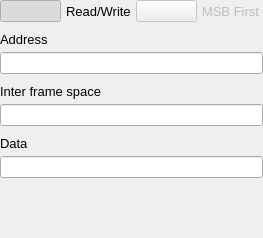
Before: the Qt Designer form ui/patterns/i2cpatternui.ui in analogdevicesinc/scopy, drawn with Qt 5.
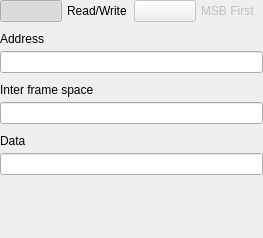
After: the same form once the commit is applied. Custom widgets are drawn as their Qt base class.

Patch:
```diff
--- a/ui/patterns/i2cpatternui.ui
+++ b/ui/patterns/i2cpatternui.ui
@@ -67,9 +67,6 @@
      </item>
      <item>
       <widget class="QLabel" name="label_4">
-       <property name="styleSheet">
-        <string notr="true">font-size: 13px;</string>
-       </property>
        <property name="text">
         <string>Read/Write</string>
        </property>
@@ -93,9 +90,6 @@
        <property name="enabled">
         <bool>false</bool>
        </property>
-       <property name="styleSheet">
-        <string notr="true">font-size: 13px;</string>
-       </property>
        <property name="text">
         <string>MSB First</string>
        </property>
@@ -113,9 +107,6 @@
      </property>
      <item>
       <widget class="QLabel" name="label">
-       <property name="styleSheet">
-        <string notr="true">font-size: 13px;</string>
-       </property>
        <property name="text">
         <string>Address</string>
        </property>
@@ -136,9 +127,6 @@
      </property>
      <item>
       <widget class="QLabel" name="label_5">
-       <property name="styleSheet">
-        <string notr="true">font-size: 13px;</string>
-       </property>
        <property name="text">
         <string>Inter frame space</string>
        </property>
@@ -159,9 +147,6 @@
      </property>
      <item>
       <widget class="QLabel" name="label_2">
-       <property name="styleSheet">
-        <string notr="true">font-size: 13px;</string>
-       </property>
        <property name="text">
         <string>Data</string>
        </property>
```
